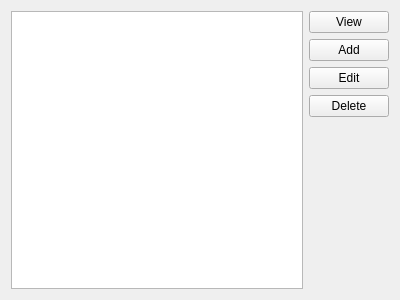
Old version of the form gods/godframe.ui in the repository RichardGladman/book-of-shadows-qt.
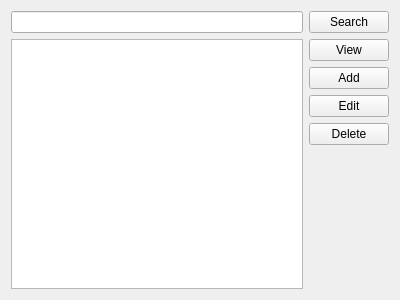
New version of the form.

Commit message: Implement search gods

```diff
--- a/gods/godframe.ui
+++ b/gods/godframe.ui
@@ -13,8 +13,24 @@
   <property name="windowTitle">
    <string>Frame</string>
   </property>
+  <layout class="QVBoxLayout" name="verticalLayout_2">
+   <item>
   <layout class="QHBoxLayout" name="horizontalLayout">
    <item>
+      <widget class="QLineEdit" name="search_line_edit"/>
+     </item>
+     <item>
+      <widget class="QPushButton" name="search_button">
+       <property name="text">
+        <string>Search</string>
+       </property>
+      </widget>
+     </item>
+    </layout>
+   </item>
+   <item>
+    <layout class="QHBoxLayout" name="horizontalLayout_2">
+     <item>
     <widget class="QTableView" name="godTable">
      <property name="selectionMode">
       <enum>QAbstractItemView::SelectionMode::SingleSelection</enum>
@@ -66,6 +82,8 @@
         </size>
        </property>
       </spacer>
+       </item>
+      </layout>
      </item>
     </layout>
    </item>
```
Lines whose indentation alone changed are shown as unchanged. The commit also changes 4 other files.
